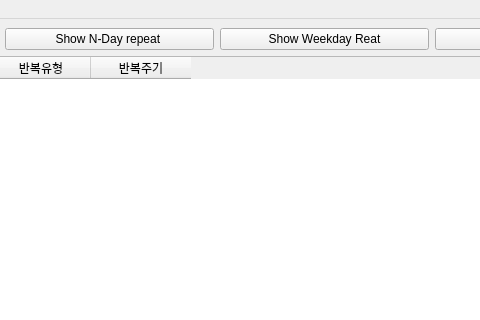
Above: pyqt.ui from anthem53/AutoActivityManager before the change; both pictures show x 219 to 699 and y 0 to 320 of the 872 by 616 pixel window. Below: the same form after it.
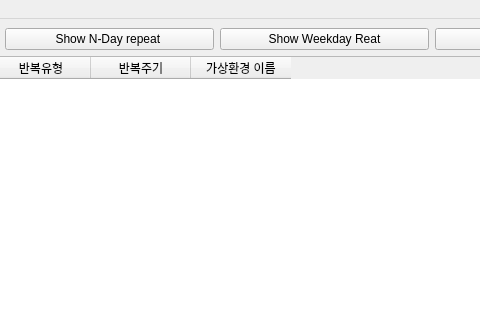
That is the form after the change.

The edit to the form file:
```diff
--- a/pyqt.ui
+++ b/pyqt.ui
@@ -78,6 +78,11 @@
         <string>반복주기</string>
        </property>
       </column>
+      <column>
+       <property name="text">
+        <string>가상환경 이름</string>
+       </property>
+      </column>
      </widget>
     </item>
    </layout>
```
Left out of the diff: 3 changed lines with no effect on the pictures.
